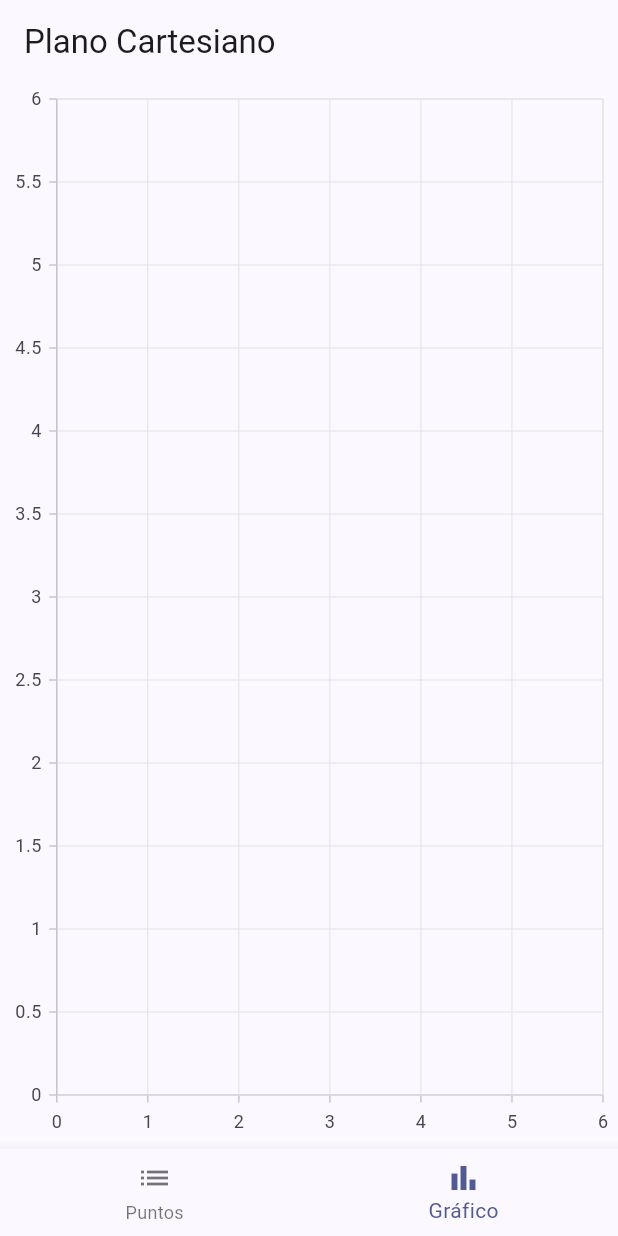
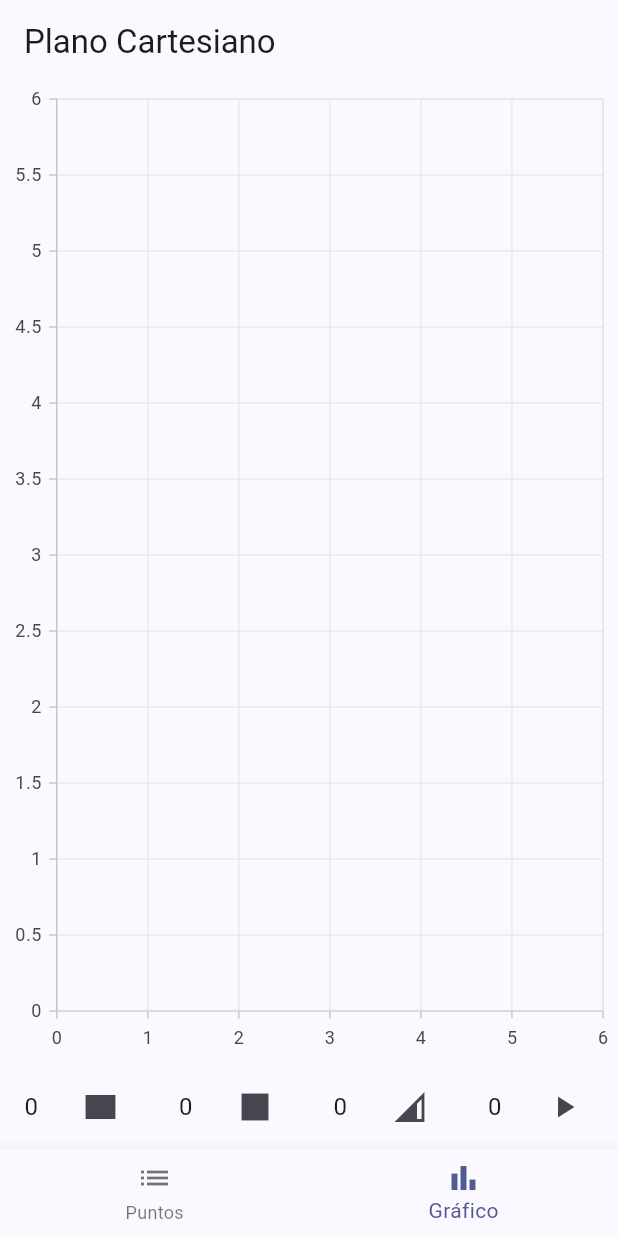
Before and after one commit to TsunaHalo2001/ADA1_Proyecto, a Flutter app: the screen it shows after launch, item 2 of the bottom bar chosen, on a phone screen of 412 x 824 dp. Run offline on Flutter 3.47's test engine with Material 3 defaults, Android fonts, the phone set to English and light mode, and no system bars; our stand-ins replace sqflite, syncfusion_flutter_charts; accounts and stored records are empty.

Commit message:
Refactor CartesianChart to use StatefulWidget and add dynamic figure selection for rectangles, squares, and triangles
TODO Area of figures and sort by Area

```diff
--- a/lib/cartesianchart.dart
+++ b/lib/cartesianchart.dart
@@ -1,11 +1,47 @@
 part of 'main.dart';
 
-class CartesianChart extends StatelessWidget {
+class CartesianChart extends StatefulWidget {
   const CartesianChart({super.key});
+
+  @override
+  State<CartesianChart> createState() => _CartesianChartState();
+}
+
+class _CartesianChartState extends State<CartesianChart> {
+  var indexFigures = 0;
 
   @override
   Widget build(BuildContext context) {
     var appState = context.watch<MyAppState>();
+
+    final List<RectangleClass> rectangles = RectangleClass.removeDuplicates(appState.rectangles);
+    final List<SquareClass> squares = SquareClass.removeDuplicates(appState.squares);
+    final List<TriangleClass> acute = TriangleClass.removeDuplicates(appState.acute);
+    final List<TriangleClass> rectTriangle = TriangleClass.removeDuplicates(appState.rectTriangle);
+
+    List<LineSeries<PointClass, double>> figures = [];
+
+    switch (indexFigures) {
+      case 1:
+        figures = [RectangleClass.toLineSeries(rectangles)];
+        break;
+      case 2:
+        figures = [SquareClass.toLineSeries(squares)];
+        break;
+      case 3:
+        figures = [TriangleClass.toLineSeries(rectTriangle)];
+        break;
+      case 4:
+        figures = [TriangleClass.toLineSeries(acute)];
+        break;
+      default:
+        figures = [
+          RectangleClass.toLineSeries(rectangles),
+          SquareClass.toLineSeries(squares),
+          TriangleClass.toLineSeries(rectTriangle),
+          TriangleClass.toLineSeries(acute),
+        ];
+    }
 
     return LayoutBuilder(builder: (context, constraints) =>
       Scaffold(
@@ -13,11 +49,13 @@ class CartesianChart extends StatelessWidget {
           title: const Text('Plano Cartesiano'),
         ),
         body: Center(
-          child: Container(
+          child: Column(
+            children: [
+              Expanded(
                 child: SfCartesianChart(
                   primaryXAxis: NumericAxis(rangePadding: ChartRangePadding.additional,),
                   primaryYAxis: NumericAxis(rangePadding: ChartRangePadding.additional,),
-              series: [
+                  series: <CartesianSeries>[
                     ScatterSeries<PointClass, double>(
                       dataSource: appState.data[appState.currentLabel] ?? [],
                       xValueMapper: (PointClass point, _) => point.x,
@@ -25,8 +63,59 @@ class CartesianChart extends StatelessWidget {
                       name: 'Puntos',
                       dataLabelSettings: DataLabelSettings(isVisible: true),
                     ),
+                    ...figures,
                   ],
                 ),
+              ),
+              Row(
+                children: [
+                  Expanded(
+                    child: ListTile(
+                      title: Text(rectangles.length.toString()),
+                      trailing: Icon(Icons.rectangle),
+                      onTap: () {
+                        setState(() {
+                          indexFigures = 1;
+                        });
+                      },
+                    ),
+                  ),
+                  Expanded(
+                    child: ListTile(
+                      title: Text(squares.length.toString()),
+                      trailing: Icon(Icons.square),
+                      onTap: () {
+                        setState(() {
+                          indexFigures = 2;
+                        });
+                      },
+                    ),
+                  ),
+                  Expanded(
+                    child: ListTile(
+                      title: Text(rectTriangle.length.toString()),
+                      trailing: Icon(Icons.network_cell),
+                      onTap: () {
+                        setState(() {
+                          indexFigures = 3;
+                        });
+                      },
+                    ),
+                  ),
+                  Expanded(
+                    child: ListTile(
+                      title: Text(acute.length.toString()),
+                      trailing: Icon(Icons.play_arrow),
+                      onTap: () {
+                        setState(() {
+                          indexFigures = 4;
+                        });
+                      },
+                    ),
+                  ),
+                ],
+              ),
+            ],
           ),
         ),
       )
--- a/lib/myappstate.dart
+++ b/lib/myappstate.dart
@@ -43,11 +43,6 @@ class MyAppState extends ChangeNotifier {
     acute = TriangleClass.removeDuplicates(acute);
     rectTriangle = TriangleClass.removeDuplicates(rectTriangle);
 
-    print(rectangles);
-    print(squares);
-    print(acute);
-    print(rectTriangle);
-
     notifyListeners();
   }
 
--- a/lib/myhomepage.dart
+++ b/lib/myhomepage.dart
@@ -12,11 +12,18 @@ class _MyHomePageState extends State<MyHomePage> {
 
   void setIndex(int newIndex) => setState(() => index = newIndex);
 
+  bool _isInitialized = false;
+
   @override
   Widget build(BuildContext context) {
     Widget page;
     var appState = context.watch<MyAppState>();
-    appState.loadData();
+
+    if (!_isInitialized) {
+      appState.loadData();
+      _isInitialized = true;
+    }
+
     Size size = MediaQuery.of(context).size;
     double minSize = size.width < size.height ? size.width : size.height;
     double maxSize = size.width > size.height ? size.width : size.height;
--- a/lib/rectangleclass.dart
+++ b/lib/rectangleclass.dart
@@ -109,4 +109,19 @@ class RectangleClass {
 
     return uniqueRectangles;
   }
+
+  static LineSeries<PointClass, double> toLineSeries(List<RectangleClass> rectangles) {
+    final List<PointClass> points = rectangles.expand((rect) => [
+      rect.topLeft, rect.topRight, rect.bottomRight, rect.bottomLeft, rect.topLeft
+    ]).toList();
+
+    return LineSeries<PointClass, double>(
+      dataSource: points,
+      xValueMapper: (PointClass point, _) => point.x,
+      yValueMapper: (PointClass point, _) => point.y,
+      name: 'Rectangles',
+      color: Colors.blue,
+      markerSettings: MarkerSettings(isVisible: true),
+    );
+  }
 }
--- a/lib/squareclass.dart
+++ b/lib/squareclass.dart
@@ -42,6 +42,21 @@ class SquareClass extends RectangleClass {
     return uniqueSquares;
   }
 
+  static LineSeries<PointClass, double> toLineSeries(List<SquareClass> squares) {
+    final List<PointClass> points = squares.expand((rect) => [
+      rect.topLeft, rect.topRight, rect.bottomRight, rect.bottomLeft, rect.topLeft
+    ]).toList();
+
+    return LineSeries<PointClass, double>(
+      dataSource: points,
+      xValueMapper: (PointClass point, _) => point.x,
+      yValueMapper: (PointClass point, _) => point.y,
+      name: 'Squares',
+      color: Colors.indigo,
+      markerSettings: MarkerSettings(isVisible: true),
+    );
+  }
+
   @override
   String toString() => 'Square: [TopLeft: $topLeft, BottomRight: $bottomRight, TopRight: $topRight, BottomLeft: $bottomLeft]';
 }
--- a/lib/triangleclass.dart
+++ b/lib/triangleclass.dart
@@ -146,4 +146,18 @@ class TriangleClass {
   String toString() {
     return 'Triangle: [A: $pointA, B: $pointB, C: $pointC, Angles: A=$angleA, B=$angleB, C=$angleC]';
   }
+
+  static LineSeries<PointClass, double> toLineSeries(List<TriangleClass> triangles) {
+    final List<PointClass> points = triangles.expand((tri) => [
+      tri.pointA, tri.pointB, tri.pointC, tri.pointA
+    ]).toList();
+
+    return LineSeries<PointClass, double>(
+      dataSource: points,
+      xValueMapper: (PointClass point, _) => point.x,
+      yValueMapper: (PointClass point, _) => point.y,
+      name: 'Triangles',
+      color: Colors.green,
+    );
+  }
 }
```
Also changed, not shown: 1 other file. Lines whose indentation alone changed are shown as unchanged.
